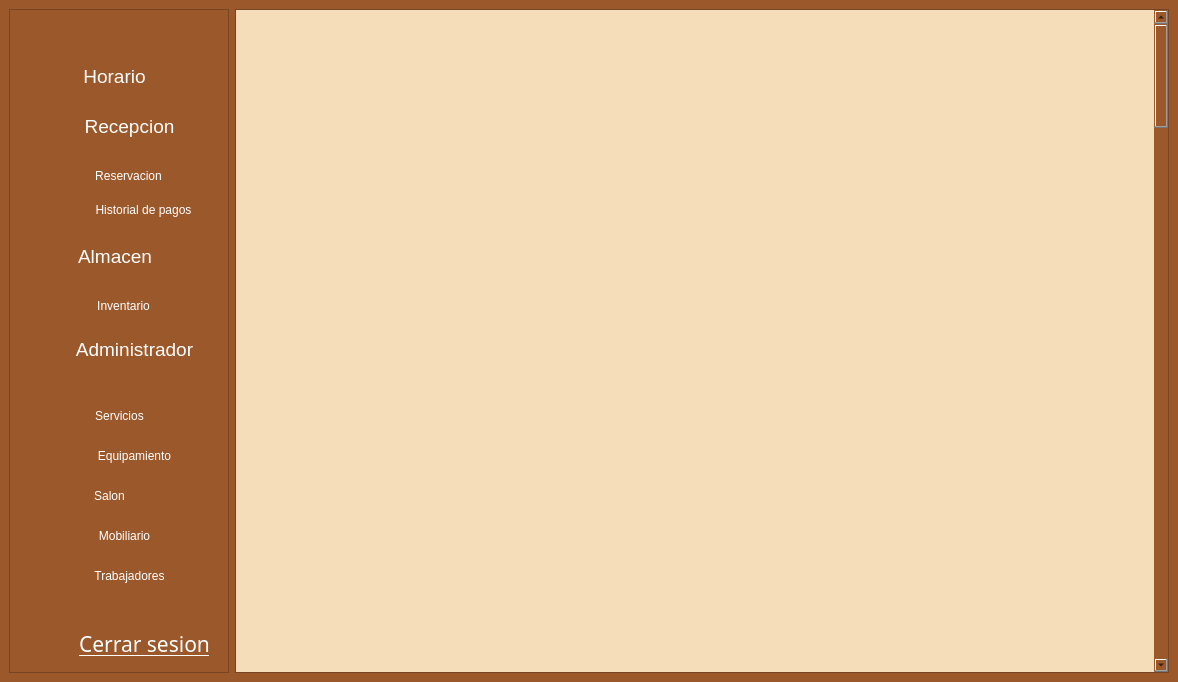
asp-laboratories/BookingRoom_Software, file gui/admin_screen.ui: the form before one commit.
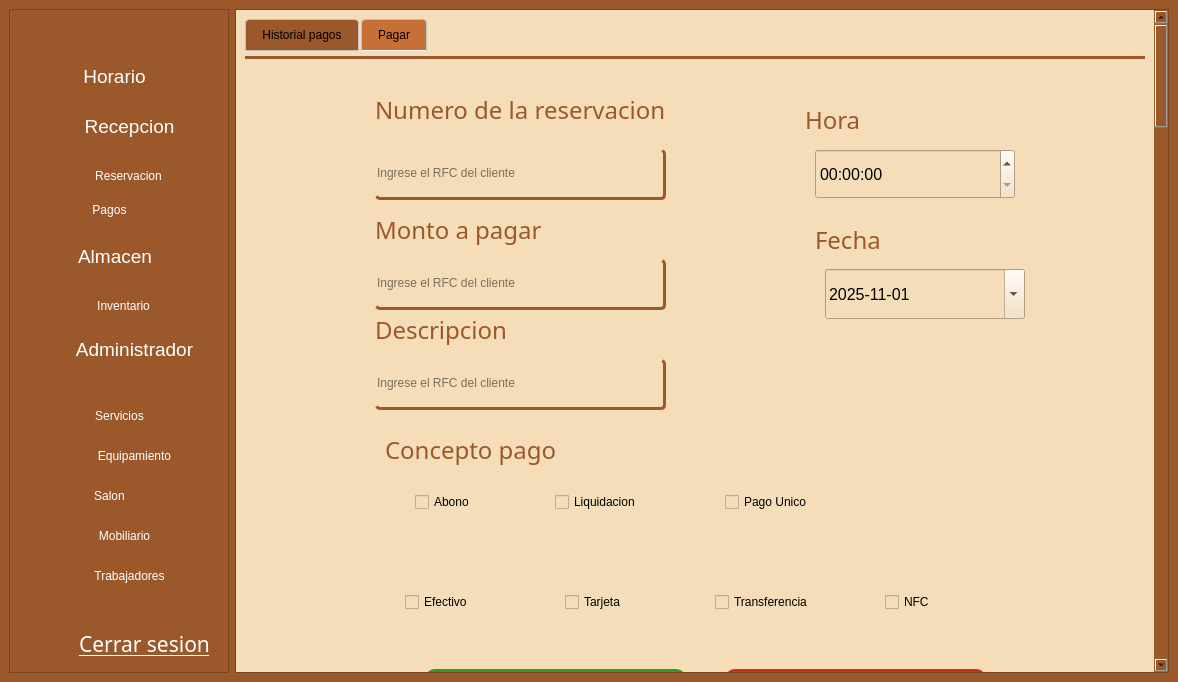
The form after the commit. The open tabs and pages were chosen to show the change. Icons and pictures are not drawn.

Commit message: feat(gui): Pagina para pagos y pestañas

```diff
--- a/gui/admin_screen.ui
+++ b/gui/admin_screen.ui
@@ -151,9 +151,9 @@
           <widget class="QPushButton" name="pagos">
            <property name="geometry">
             <rect>
-             <x>60</x>
+             <x>61</x>
              <y>50</y>
-             <width>111</width>
+             <width>41</width>
              <height>21</height>
             </rect>
            </property>
@@ -167,7 +167,7 @@
 </string>
            </property>
            <property name="text">
-            <string>Historial de pagos</string>
+            <string>Pagos</string>
            </property>
           </widget>
           <widget class="QLabel" name="label_35">
@@ -686,7 +686,7 @@
        <property name="geometry">
         <rect>
          <x>0</x>
-         <y>-45</y>
+         <y>0</y>
          <width>947</width>
          <height>4000</height>
         </rect>
@@ -6565,7 +6565,571 @@
            </widget>
           </widget>
           <widget class="QWidget" name="paginaRecibo"/>
-          <widget class="QWidget" name="paginaPagos"/>
+          <widget class="QWidget" name="paginaPagos">
+           <widget class="QTabWidget" name="tabWidget_7">
+            <property name="geometry">
+             <rect>
+              <x>0</x>
+              <y>0</y>
+              <width>951</width>
+              <height>821</height>
+             </rect>
+            </property>
+            <property name="styleSheet">
+             <string notr="true">QTabWidget::pane {
+    border-top: 3px solid #9b582b;
+	color: rgb(155, 88, 43);
+    margin-top: 5px;
+}
+
+QTabWidget::tab-bar {
+    alignment: left;
+}
+
+QTabBar::tab {
+    background-color: #9b582b;
+	selection-color: rgb(155, 88, 43);
+    border: 1px solid #c0c0c0;
+    padding: 8px 16px;
+    margin-right: 2px;
+    border-top-left-radius: 4px;
+    border-top-right-radius: 4px;
+}
+
+QTabBar::tab:selected {
+    background-color: #c67037;
+    border-bottom-color: white;
+}
+
+QTabBar::tab:hover {
+    background-color: rgb(105, 60, 29);
+}</string>
+            </property>
+            <property name="currentIndex">
+             <number>1</number>
+            </property>
+            <widget class="QWidget" name="tab_26">
+             <attribute name="title">
+              <string>Historial pagos</string>
+             </attribute>
+             <widget class="QLineEdit" name="pagosBuscador">
+              <property name="geometry">
+               <rect>
+                <x>110</x>
+                <y>100</y>
+                <width>521</width>
+                <height>41</height>
+               </rect>
+              </property>
+              <property name="styleSheet">
+               <string notr="true">color: rgb(0, 0, 0);
+border-radius: 5px;
+border-bottom: 3px solid rgba(155, 88, 43, 1.0);
+border-right: 3px solid  rgba(155, 88, 43, 1.0);</string>
+              </property>
+              <property name="text">
+               <string/>
+              </property>
+              <property name="placeholderText">
+               <string>Buscar tipos de servicios</string>
+              </property>
+             </widget>
+             <widget class="QTextEdit" name="pagosResultados">
+              <property name="enabled">
+               <bool>true</bool>
+              </property>
+              <property name="geometry">
+               <rect>
+                <x>110</x>
+                <y>160</y>
+                <width>701</width>
+                <height>321</height>
+               </rect>
+              </property>
+              <property name="font">
+               <font>
+                <family>Adwaita Sans</family>
+                <pointsize>12</pointsize>
+               </font>
+              </property>
+              <property name="cursor" stdset="0">
+               <cursorShape>IBeamCursor</cursorShape>
+              </property>
+              <property name="styleSheet">
+               <string notr="true">border: unset;
+color: rgb(0, 0, 0);
+border-radius: 5px;
+border: 3px solid rgba(155, 88, 43, 1.0);
+</string>
+              </property>
+              <property name="verticalScrollBarPolicy">
+               <enum>Qt::ScrollBarPolicy::ScrollBarAsNeeded</enum>
+              </property>
+              <property name="readOnly">
+               <bool>true</bool>
+              </property>
+             </widget>
+             <widget class="QPushButton" name="pagosBuscar">
+              <property name="geometry">
+               <rect>
+                <x>650</x>
+                <y>100</y>
+                <width>161</width>
+                <height>41</height>
+               </rect>
+              </property>
+              <property name="styleSheet">
+               <string notr="true">border-radius: 10px;
+background-color: rgb(38, 96, 255);
+background-color: rgb(34, 76, 184);</string>
+              </property>
+              <property name="text">
+               <string>Buscar</string>
+              </property>
+             </widget>
+            </widget>
+            <widget class="QWidget" name="tab_27">
+             <attribute name="title">
+              <string>Pagar</string>
+             </attribute>
+             <widget class="QPushButton" name="reCancelar_2">
+              <property name="geometry">
+               <rect>
+                <x>480</x>
+                <y>610</y>
+                <width>261</width>
+                <height>61</height>
+               </rect>
+              </property>
+              <property name="styleSheet">
+               <string notr="true">border-radius: 10px;
+background-color: #CA301B;</string>
+              </property>
+              <property name="text">
+               <string>Cancelar</string>
+              </property>
+             </widget>
+             <widget class="QDateEdit" name="refecha_2">
+              <property name="geometry">
+               <rect>
+                <x>580</x>
+                <y>210</y>
+                <width>200</width>
+                <height>50</height>
+               </rect>
+              </property>
+              <property name="font">
+               <font>
+                <pointsize>12</pointsize>
+                <bold>false</bold>
+               </font>
+              </property>
+              <property name="styleSheet">
+               <string notr="true">color: rgb(0, 0, 0);
+</string>
+              </property>
+              <property name="minimumDate">
+               <date>
+                <year>2025</year>
+                <month>11</month>
+                <day>1</day>
+               </date>
+              </property>
+              <property name="displayFormat">
+               <string>yyyy-MM-dd</string>
+              </property>
+              <property name="calendarPopup">
+               <bool>true</bool>
+              </property>
+              <property name="date">
+               <date>
+                <year>2025</year>
+                <month>11</month>
+                <day>1</day>
+               </date>
+              </property>
+             </widget>
+             <widget class="QLabel" name="lNombreS_26">
+              <property name="geometry">
+               <rect>
+                <x>140</x>
+                <y>370</y>
+                <width>291</width>
+                <height>41</height>
+               </rect>
+              </property>
+              <property name="font">
+               <font>
+                <family>Adwaita Sans</family>
+                <pointsize>18</pointsize>
+                <bold>false</bold>
+               </font>
+              </property>
+              <property name="styleSheet">
+               <string notr="true">color: rgba(155, 88, 43, 1.0);
+</string>
+              </property>
+              <property name="text">
+               <string>Concepto pago</string>
+              </property>
+             </widget>
+             <widget class="QCheckBox" name="cbTipoFisica_5">
+              <property name="geometry">
+               <rect>
+                <x>160</x>
+                <y>530</y>
+                <width>111</width>
+                <height>26</height>
+               </rect>
+              </property>
+              <property name="autoFillBackground">
+               <bool>false</bool>
+              </property>
+              <property name="styleSheet">
+               <string notr="true">color: rgb(0, 0, 0);</string>
+              </property>
+              <property name="text">
+               <string>Efectivo</string>
+              </property>
+             </widget>
+             <widget class="QCheckBox" name="cbTipoFisica_7">
+              <property name="geometry">
+               <rect>
+                <x>470</x>
+                <y>530</y>
+                <width>111</width>
+                <height>26</height>
+               </rect>
+              </property>
+              <property name="autoFillBackground">
+               <bool>false</bool>
+              </property>
+              <property name="styleSheet">
+               <string notr="true">color: rgb(0, 0, 0);</string>
+              </property>
+              <property name="text">
+               <string>Transferencia</string>
+              </property>
+             </widget>
+             <widget class="QPushButton" name="reConfirmar_2">
+              <property name="geometry">
+               <rect>
+                <x>180</x>
+                <y>610</y>
+                <width>261</width>
+                <height>61</height>
+               </rect>
+              </property>
+              <property name="styleSheet">
+               <string notr="true">border-radius: 10px;
+background-color: #2B9B32;</string>
+              </property>
+              <property name="text">
+               <string>Confirmar</string>
+              </property>
+             </widget>
+             <widget class="QLabel" name="lNombreS_25">
+              <property name="geometry">
+               <rect>
+                <x>570</x>
+                <y>160</y>
+                <width>291</width>
+                <height>41</height>
+               </rect>
+              </property>
+              <property name="font">
+               <font>
+                <family>Adwaita Sans</family>
+                <pointsize>18</pointsize>
+                <bold>false</bold>
+               </font>
+              </property>
+              <property name="styleSheet">
+               <string notr="true">color: rgba(155, 88, 43, 1.0);
+</string>
+              </property>
+              <property name="text">
+               <string>Fecha</string>
+              </property>
+             </widget>
+             <widget class="QLabel" name="lNombreS_23">
+              <property name="geometry">
+               <rect>
+                <x>130</x>
+                <y>30</y>
+                <width>301</width>
+                <height>41</height>
+               </rect>
+              </property>
+              <property name="font">
+               <font>
+                <family>Adwaita Sans</family>
+                <pointsize>18</pointsize>
+                <bold>false</bold>
+               </font>
+              </property>
+              <property name="styleSheet">
+               <string notr="true">color: rgba(155, 88, 43, 1.0);
+</string>
+              </property>
+              <property name="text">
+               <string>Numero de la reservacion</string>
+              </property>
+             </widget>
+             <widget class="QLabel" name="lNombreS_24">
+              <property name="geometry">
+               <rect>
+                <x>560</x>
+                <y>40</y>
+                <width>291</width>
+                <height>41</height>
+               </rect>
+              </property>
+              <property name="font">
+               <font>
+                <family>Adwaita Sans</family>
+                <pointsize>18</pointsize>
+                <bold>false</bold>
+               </font>
+              </property>
+              <property name="styleSheet">
+               <string notr="true">color: rgba(155, 88, 43, 1.0);
+</string>
+              </property>
+              <property name="text">
+               <string>Hora</string>
+              </property>
+             </widget>
+             <widget class="QLineEdit" name="reRfc_2">
+              <property name="geometry">
+               <rect>
+                <x>130</x>
+                <y>90</y>
+                <width>291</width>
+                <height>51</height>
+               </rect>
+              </property>
+              <property name="styleSheet">
+               <string notr="true">color: rgb(0, 0, 0);
+border-radius: 5px;
+border-bottom: 3px solid rgba(155, 88, 43, 1.0);
+border-right: 3px solid  rgba(155, 88, 43, 1.0);</string>
+              </property>
+              <property name="text">
+               <string/>
+              </property>
+              <property name="placeholderText">
+               <string>Ingrese el RFC del cliente</string>
+              </property>
+             </widget>
+             <widget class="QLabel" name="lNombreS_22">
+              <property name="geometry">
+               <rect>
+                <x>130</x>
+                <y>150</y>
+                <width>291</width>
+                <height>41</height>
+               </rect>
+              </property>
+              <property name="font">
+               <font>
+                <family>Adwaita Sans</family>
+                <pointsize>18</pointsize>
+                <bold>false</bold>
+               </font>
+              </property>
+              <property name="styleSheet">
+               <string notr="true">color: rgba(155, 88, 43, 1.0);
+</string>
+              </property>
+              <property name="text">
+               <string>Monto a pagar</string>
+              </property>
+             </widget>
+             <widget class="QCheckBox" name="cbTipoFisica_6">
+              <property name="geometry">
+               <rect>
+                <x>320</x>
+                <y>530</y>
+                <width>111</width>
+                <height>26</height>
+               </rect>
+              </property>
+              <property name="autoFillBackground">
+               <bool>false</bool>
+              </property>
+              <property name="styleSheet">
+               <string notr="true">color: rgb(0, 0, 0);</string>
+              </property>
+              <property name="text">
+               <string>Tarjeta</string>
+              </property>
+             </widget>
+             <widget class="QLabel" name="lNombreS_21">
+              <property name="geometry">
+               <rect>
+                <x>130</x>
+                <y>250</y>
+                <width>291</width>
+                <height>41</height>
+               </rect>
+              </property>
+              <property name="font">
+               <font>
+                <family>Adwaita Sans</family>
+                <pointsize>18</pointsize>
+                <bold>false</bold>
+               </font>
+              </property>
+              <property name="styleSheet">
+               <string notr="true">color: rgba(155, 88, 43, 1.0);
+</string>
+              </property>
+              <property name="text">
+               <string>Descripcion</string>
+              </property>
+             </widget>
+             <widget class="QTimeEdit" name="reHoraFin_2">
+              <property name="geometry">
+               <rect>
+                <x>570</x>
+                <y>90</y>
+                <width>200</width>
+                <height>50</height>
+               </rect>
+              </property>
+              <property name="font">
+               <font>
+                <pointsize>12</pointsize>
+               </font>
+              </property>
+              <property name="styleSheet">
+               <string notr="true">color: rgb(0, 0, 0);</string>
+              </property>
+             </widget>
+             <widget class="QCheckBox" name="cbTipoFisica_8">
+              <property name="geometry">
+               <rect>
+                <x>640</x>
+                <y>530</y>
+                <width>111</width>
+                <height>26</height>
+               </rect>
+              </property>
+              <property name="autoFillBackground">
+               <bool>false</bool>
+              </property>
+              <property name="styleSheet">
+               <string notr="true">color: rgb(0, 0, 0);</string>
+              </property>
+              <property name="text">
+               <string>NFC</string>
+              </property>
+             </widget>
+             <widget class="QLineEdit" name="reRfc_4">
+              <property name="geometry">
+               <rect>
+                <x>130</x>
+                <y>300</y>
+                <width>291</width>
+                <height>51</height>
+               </rect>
+              </property>
+              <property name="styleSheet">
+               <string notr="true">color: rgb(0, 0, 0);
+border-radius: 5px;
+border-bottom: 3px solid rgba(155, 88, 43, 1.0);
+border-right: 3px solid  rgba(155, 88, 43, 1.0);</string>
+              </property>
+              <property name="text">
+               <string/>
+              </property>
+              <property name="placeholderText">
+               <string>Ingrese el RFC del cliente</string>
+              </property>
+             </widget>
+             <widget class="QCheckBox" name="cbTipoFisica_4">
+              <property name="geometry">
+               <rect>
+                <x>480</x>
+                <y>430</y>
+                <width>111</width>
+                <height>26</height>
+               </rect>
+              </property>
+              <property name="autoFillBackground">
+               <bool>false</bool>
+              </property>
+              <property name="styleSheet">
+               <string notr="true">color: rgb(0, 0, 0);</string>
+              </property>
+              <property name="text">
+               <string>Pago Unico</string>
+              </property>
+             </widget>
+             <widget class="QCheckBox" name="cbTipoFisica_3">
+              <property name="geometry">
+               <rect>
+                <x>310</x>
+                <y>430</y>
+                <width>111</width>
+                <height>26</height>
+               </rect>
+              </property>
+              <property name="autoFillBackground">
+               <bool>false</bool>
+              </property>
+              <property name="styleSheet">
+               <string notr="true">color: rgb(0, 0, 0);</string>
+              </property>
+              <property name="text">
+               <string>Liquidacion</string>
+              </property>
+             </widget>
+             <widget class="QCheckBox" name="cbTipoFisica_2">
+              <property name="geometry">
+               <rect>
+                <x>170</x>
+                <y>430</y>
+                <width>111</width>
+                <height>26</height>
+               </rect>
+              </property>
+              <property name="autoFillBackground">
+               <bool>false</bool>
+              </property>
+              <property name="styleSheet">
+               <string notr="true">color: rgb(0, 0, 0);</string>
+              </property>
+              <property name="text">
+               <string>Abono</string>
+              </property>
+             </widget>
+             <widget class="QLineEdit" name="reRfc_3">
+              <property name="geometry">
+               <rect>
+                <x>130</x>
+                <y>200</y>
+                <width>291</width>
+                <height>51</height>
+               </rect>
+              </property>
+              <property name="styleSheet">
+               <string notr="true">color: rgb(0, 0, 0);
+border-radius: 5px;
+border-bottom: 3px solid rgba(155, 88, 43, 1.0);
+border-right: 3px solid  rgba(155, 88, 43, 1.0);</string>
+              </property>
+              <property name="text">
+               <string/>
+              </property>
+              <property name="placeholderText">
+               <string>Ingrese el RFC del cliente</string>
+              </property>
+             </widget>
+            </widget>
+           </widget>
+          </widget>
           <widget class="QWidget" name="paginaPagar"/>
          </widget>
         </item>
```
Left out of the diff: 6 changed lines with no effect on the pictures.
